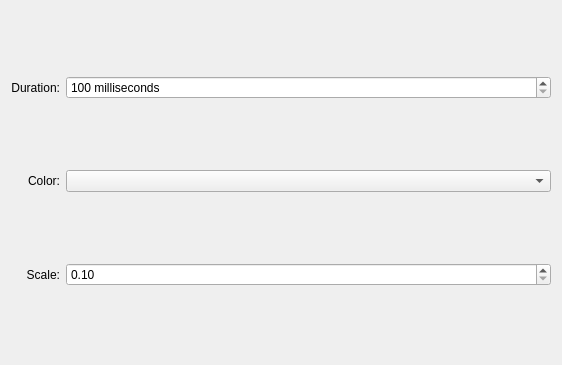
Old version of the form kwin/kwin4_effect_hexagon/config.ui in the repository Schneegans/Burn-My-Windows.
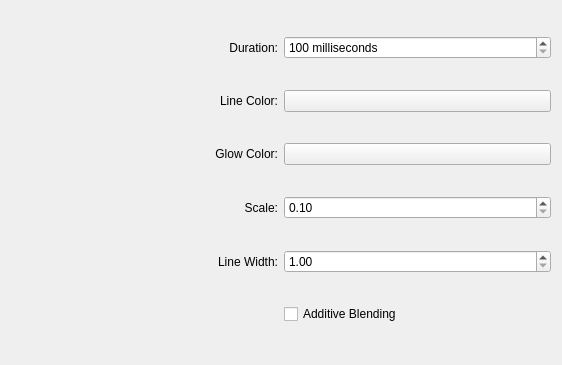
New version of the form. Custom widgets are drawn as their Qt base class.

Commit message: :wrench: Tweak kwin config GUI

```diff
--- a/kwin/kwin4_effect_hexagon/config.ui
+++ b/kwin/kwin4_effect_hexagon/config.ui
@@ -11,53 +11,27 @@
    </rect>
   </property>
   <layout class="QGridLayout" name="gridLayout">
-   <item row="0" column="0">
-    <widget class="QLabel" name="label">
-     <property name="text">
-      <string>Duration:</string>
-     </property>
-     <property name="alignment">
-      <set>Qt::AlignRight|Qt::AlignTrailing|Qt::AlignVCenter</set>
-     </property>
-    </widget>
-   </item>
    <item row="1" column="0">
     <widget class="QLabel" name="label_2">
      <property name="text">
-      <string>Color:</string>
+      <string>Line Color:</string>
      </property>
      <property name="alignment">
       <set>Qt::AlignRight|Qt::AlignTrailing|Qt::AlignVCenter</set>
      </property>
-     <property name="buddy">
-      <cstring>kcfg_Color</cstring>
-     </property>
     </widget>
    </item>
-   <item row="1" column="1">
-    <widget class="KColorCombo" name="kcfg_Color">
-     <property name="sizePolicy">
-      <sizepolicy hsizetype="Expanding" vsizetype="Fixed">
-       <horstretch>0</horstretch>
-       <verstretch>0</verstretch>
-      </sizepolicy>
+   <item row="4" column="1">
+    <widget class="QDoubleSpinBox" name="kcfg_LineWidth">
+     <property name="minimum">
+      <double>1.000000000000000</double>
      </property>
-    </widget>
-   </item>
-   <item row="2" column="0">
-    <widget class="QLabel" name="label_3">
-     <property name="text">
-      <string>Scale:</string>
+     <property name="maximum">
+      <double>5.000000000000000</double>
      </property>
-     <property name="alignment">
-      <set>Qt::AlignRight|Qt::AlignTrailing|Qt::AlignVCenter</set>
-     </property>
-     <property name="buddy">
-      <cstring>kcfg_Color</cstring>
-     </property>
     </widget>
    </item>
-   <item row="2" column="1">
+   <item row="3" column="1">
     <widget class="QDoubleSpinBox" name="kcfg_Scale">
      <property name="minimum">
       <double>0.100000000000000</double>
@@ -83,13 +57,74 @@
      </property>
     </widget>
    </item>
+   <item row="2" column="0">
+    <widget class="QLabel" name="label_4">
+     <property name="text">
+      <string>Glow Color:</string>
+     </property>
+     <property name="alignment">
+      <set>Qt::AlignRight|Qt::AlignTrailing|Qt::AlignVCenter</set>
+     </property>
+    </widget>
+   </item>
+   <item row="4" column="0">
+    <widget class="QLabel" name="label_5">
+     <property name="text">
+      <string>Line Width:</string>
+     </property>
+     <property name="alignment">
+      <set>Qt::AlignRight|Qt::AlignTrailing|Qt::AlignVCenter</set>
+     </property>
+    </widget>
+   </item>
+   <item row="0" column="0">
+    <widget class="QLabel" name="label">
+     <property name="text">
+      <string>Duration:</string>
+     </property>
+     <property name="alignment">
+      <set>Qt::AlignRight|Qt::AlignTrailing|Qt::AlignVCenter</set>
+     </property>
+    </widget>
+   </item>
+   <item row="3" column="0">
+    <widget class="QLabel" name="label_3">
+     <property name="text">
+      <string>Scale:</string>
+     </property>
+     <property name="alignment">
+      <set>Qt::AlignRight|Qt::AlignTrailing|Qt::AlignVCenter</set>
+     </property>
+    </widget>
+   </item>
+   <item row="5" column="1">
+    <widget class="QCheckBox" name="kcfg_AdditiveBlending">
+     <property name="text">
+      <string>Additive Blending</string>
+     </property>
+    </widget>
+   </item>
+   <item row="2" column="1">
+    <widget class="KColorButton" name="kcfg_GlowColor">
+     <property name="alphaChannelEnabled">
+      <bool>true</bool>
+     </property>
+    </widget>
+   </item>
+   <item row="1" column="1">
+    <widget class="KColorButton" name="kcfg_LineColor">
+     <property name="alphaChannelEnabled">
+      <bool>true</bool>
+     </property>
+    </widget>
+   </item>
   </layout>
  </widget>
  <customwidgets>
   <customwidget>
-   <class>KColorCombo</class>
-   <extends>QComboBox</extends>
-   <header>kcolorcombo.h</header>
+   <class>KColorButton</class>
+   <extends>QPushButton</extends>
+   <header>kcolorbutton.h</header>
   </customwidget>
  </customwidgets>
  <resources />
```
The commit also changes 4 other files.
